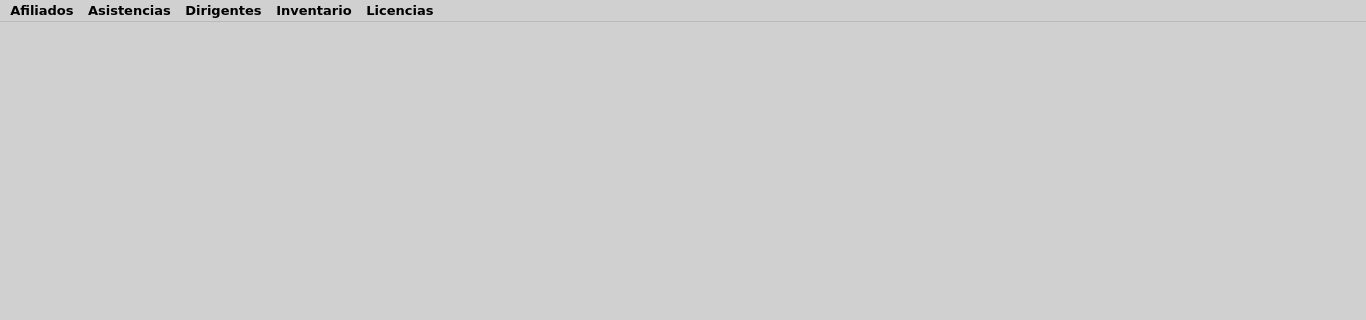
First picture: the form in ui/menu_registros.ui, repository EdwardsBC/SutrakomaqV2, before the edit; both pictures show x 0 to 1366 and y 0 to 320 of the 1366 by 730 pixel window.
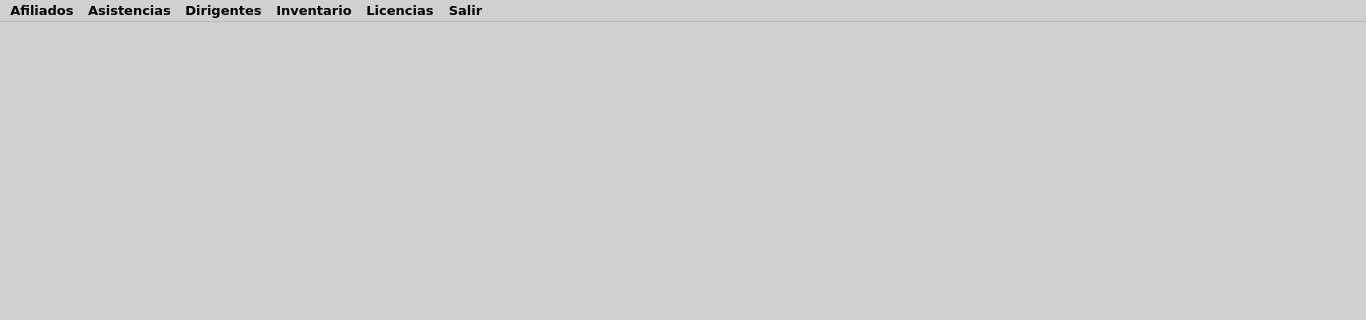
Second picture: the form after the edit.

What changed in the file:
```diff
--- a/ui/menu_registros.ui
+++ b/ui/menu_registros.ui
@@ -507,11 +507,18 @@
     <addaction name="actionLista_de_Inventario"/>
     <addaction name="actionRegistro_de_Inventario"/>
    </widget>
+   <widget class="QMenu" name="menuSalir">
+    <property name="title">
+     <string>Salir</string>
+    </property>
+    <addaction name="actionIr_al_Men"/>
+   </widget>
    <addaction name="menuAfiliados"/>
    <addaction name="menuAsistencias"/>
    <addaction name="menuDirigentes"/>
    <addaction name="menuInventario"/>
    <addaction name="menuLicencias"/>
+   <addaction name="menuSalir"/>
   </widget>
   <widget class="QStatusBar" name="statusbar"/>
   <action name="actionAfiliados">
```
Left out of the diff: 25 changed lines with no effect on the pictures.
